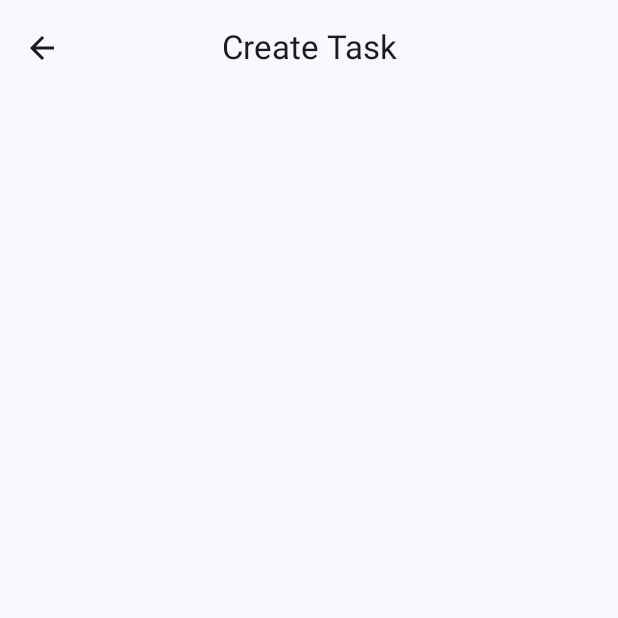
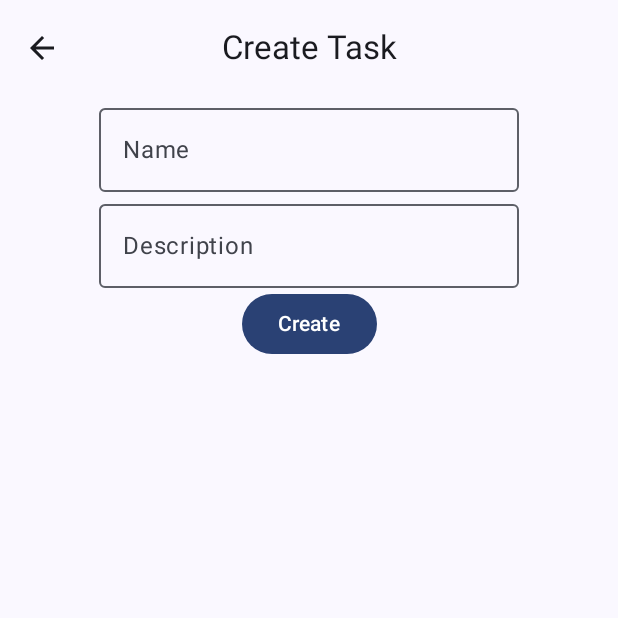
Before and after one commit to vtymPolit/2024_IPZm11_CheckMate, an Android app built with Jetpack Compose: the CreateTaskScreen screen opened through its navigation route, on a phone screen of 412 x 824 dp, the top half of it. Run offline under Robolectric (Android 15) with nearby library versions, the phone set to English and light mode, and no system bars; our stand-ins replace Firebase (no records; nobody signed in at launch, a user with empty details on screens opened directly).

Commit message:
create-task:create task screen

```diff
--- a/app/src/main/java/com/example/checkmate/ui/CreateTaskScreen.kt
+++ b/app/src/main/java/com/example/checkmate/ui/CreateTaskScreen.kt
@@ -1,24 +1,36 @@
 package com.example.checkmate.ui
 
 import androidx.compose.foundation.layout.Box
+import androidx.compose.foundation.layout.Column
+import androidx.compose.foundation.layout.Row
 import androidx.compose.foundation.layout.fillMaxSize
 import androidx.compose.foundation.layout.padding
 import androidx.compose.material.icons.Icons
 import androidx.compose.material.icons.automirrored.filled.ArrowBack
+import androidx.compose.material3.Button
 import androidx.compose.material3.CenterAlignedTopAppBar
 import androidx.compose.material3.ExperimentalMaterial3Api
 import androidx.compose.material3.Icon
 import androidx.compose.material3.IconButton
+import androidx.compose.material3.OutlinedTextField
 import androidx.compose.material3.Scaffold
 import androidx.compose.material3.Text
 import androidx.compose.runtime.Composable
+import androidx.compose.runtime.getValue
+import androidx.compose.runtime.mutableStateOf
+import androidx.compose.runtime.remember
+import androidx.compose.runtime.setValue
+import androidx.compose.ui.Alignment
 import androidx.compose.ui.Modifier
 import androidx.navigation.NavController
+import com.example.checkmate.data.Task
 import com.example.checkmate.viewmodel.TasksListScreenViewModel
 
 @OptIn(ExperimentalMaterial3Api::class)
 @Composable
 fun CreateTaskScreen(navController: NavController, tasksViewModel: TasksListScreenViewModel) {
+    var name by remember { mutableStateOf("") }
+    var description by remember { mutableStateOf("") }
     Scaffold(
         topBar = {
             CenterAlignedTopAppBar(
@@ -36,6 +48,34 @@ fun CreateTaskScreen(navController: NavController, tasksViewModel: TasksListScre
         Box(modifier = Modifier
             .fillMaxSize()
             .padding(innerPadding)) {
+            Column(
+                modifier = Modifier.fillMaxSize(),
+                horizontalAlignment = Alignment.CenterHorizontally
+            ) {
+                Row {
+                    OutlinedTextField(
+                        value = name,
+                        onValueChange = { name = it },
+                        label = { Text(text = "Name") }
+                    )
+                }
+                Row {
+                    OutlinedTextField(
+                        value = description,
+                        onValueChange = { description = it },
+                        label = { Text(text = "Description") }
+                    )
+                }
+                Button(onClick = {
+                    if (name.isNotBlank()) {
+                        val newTask = Task(name = name, description = description)
+                        tasksViewModel.createTask(newTask)
+                        navController.popBackStack()
+                    }
+                }) {
+                    Text(text = "Create")
+                }
+            }
         }
     }
 }
```
